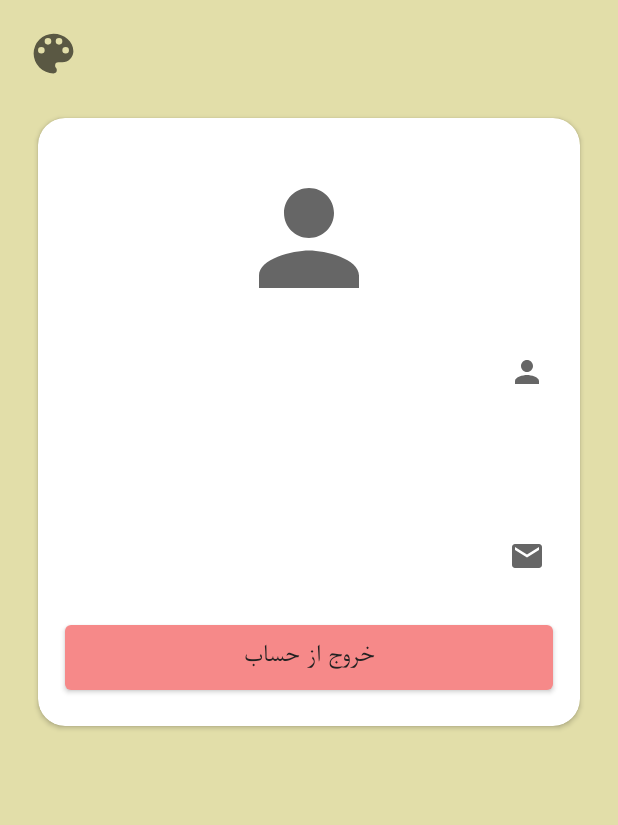
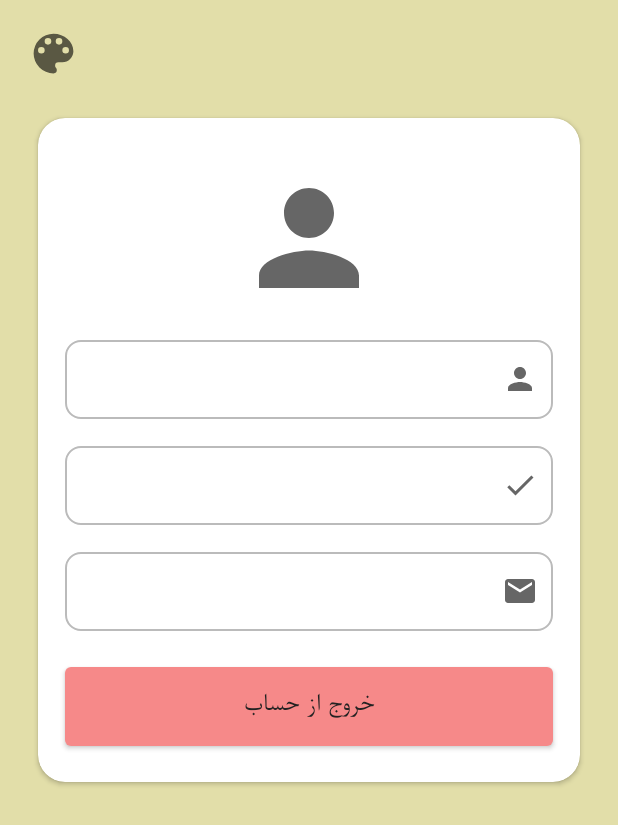
Before and after one commit to najmeRajabi/MyShop, an Android app: the fragment CustomerRegisteredFragment shown on its own in the app's theme, on a phone screen of 412 x 824 dp. Shown: the top 825 px of the screen. Run offline under Robolectric (Android 15) with nearby library versions, the phone set to English and light mode, and no system bars; our stand-ins replace Dagger/Hilt's generated code, data binding, navigation-ui; 3 statements that could not run were skipped.

Commit message:
fix register problem by postValue insted value in CustomerViewModel.kt

```diff
--- a/app/src/main/java/com/example/myshop/ui/home/HomeFragment.kt
+++ b/app/src/main/java/com/example/myshop/ui/home/HomeFragment.kt
@@ -37,11 +37,14 @@ class HomeFragment : Fragment() {
         requireActivity().findViewById<BottomNavigationView>(R.id.bottom_nav_home).visibility = View.VISIBLE
         binding.lifecycleOwner = viewLifecycleOwner
         binding.vModel = vModel
+
+        vModel.checkRegistered(requireContext())
         return binding.root
     }
 
     override fun onViewCreated(view: View, savedInstanceState: Bundle?) {
         super.onViewCreated(view, savedInstanceState)
+
 
         checkConnectionInternet()
         initViews()
--- /dev/null
+++ b/app/src/main/res/drawable/check.xml
@@ -0,0 +1,9 @@
+<!-- drawable/check.xml -->
+<vector xmlns:android="http://schemas.android.com/apk/res/android"
+    android:height="24dp"
+    android:width="24dp"
+    android:viewportWidth="24"
+    android:viewportHeight="24"
+    android:tint="?attr/colorControlNormal">
+    <path android:fillColor="@color/white" android:pathData="M21,7L9,19L3.5,13.5L4.91,12.09L9,16.17L19.59,5.59L21,7Z" />
+</vector>
--- a/app/src/main/res/layout/fragment_customer_registereed.xml
+++ b/app/src/main/res/layout/fragment_customer_registereed.xml
@@ -75,15 +75,19 @@
             android:id="@+id/txv_username_profile"
             tools:text="@string/username"
             style="@style/txv_profile_style"
+            android:background="@drawable/bg_line"
             app:drawableEndCompat="@drawable/ic_baseline_person_24" />
         <TextView
             android:id="@+id/txv_id_profile"
             tools:text="@string/id"
-            style="@style/txv_profile_style" />
+            style="@style/txv_profile_style"
+            android:background="@drawable/bg_line"
+            app:drawableEndCompat="@drawable/check"/>
         <TextView
             android:id="@+id/txv_email_profile"
             tools:text="@string/emailAddress"
             style="@style/txv_profile_style"
+            android:background="@drawable/bg_line"
             app:drawableEndCompat="@drawable/ic_baseline_mail_24" />
 
         <Button
--- a/app/src/main/res/layout/fragment_list.xml
+++ b/app/src/main/res/layout/fragment_list.xml
@@ -43,7 +43,7 @@
             android:layout_width="match_parent"
             android:layout_height="0dp"
             app:layoutManager="androidx.recyclerview.widget.LinearLayoutManager"
-            android:layout_margin="18dp"
+            android:layout_margin="13dp"
             app:layout_constraintTop_toBottomOf="@id/menu_search_list"
             app:layout_constraintBottom_toBottomOf="parent"/>
 
--- a/app/src/main/res/layout/product_item_row.xml
+++ b/app/src/main/res/layout/product_item_row.xml
@@ -10,7 +10,9 @@
     <androidx.cardview.widget.CardView
         android:layout_width="match_parent"
         android:layout_height="150dp"
-        android:layout_margin="10dp"
+        android:layout_marginStart="@dimen/paddingDefault"
+        android:layout_marginEnd="@dimen/paddingDefault"
+        android:layout_marginTop="@dimen/paddingDefault"
         app:cardCornerRadius="10dp">
 
         <androidx.constraintlayout.widget.ConstraintLayout
--- a/app/src/main/res/values/styles.xml
+++ b/app/src/main/res/values/styles.xml
@@ -19,7 +19,7 @@
         <item name="android:layout_marginStart">@dimen/defaultMargin</item>
         <item name="android:layout_marginEnd">@dimen/defaultMargin</item>
         <item name="android:layout_marginTop">@dimen/defaultMargin</item>
-        <item name="android:padding">@dimen/paddingDefault</item>
+        <item name="android:padding">@dimen/paddingMore</item>
         <item name="android:textSize">18sp</item>
         <item name="android:textColor">?attr/colorOnPrimary</item>
     </style>
@@ -30,4 +30,6 @@
         <item name="android:layout_marginStart">@dimen/defaultMargin</item>
         <item name="android:layout_gravity">center_vertical</item>
     </style>
+
+    <dimen name="paddingMore">10dp</dimen>
 </resources>
```
Also changed, not shown: app/src/main/java/com/example/myshop/ui/customer/CustomerFragment.kt (+11 -5 lines), app/src/main/java/com/example/myshop/ui/customer/CustomerViewModel.kt (+8 -5 lines), app/src/main/java/com/example/myshop/ui/disconnect/BaseViewModel.kt (+5 -5 lines).
